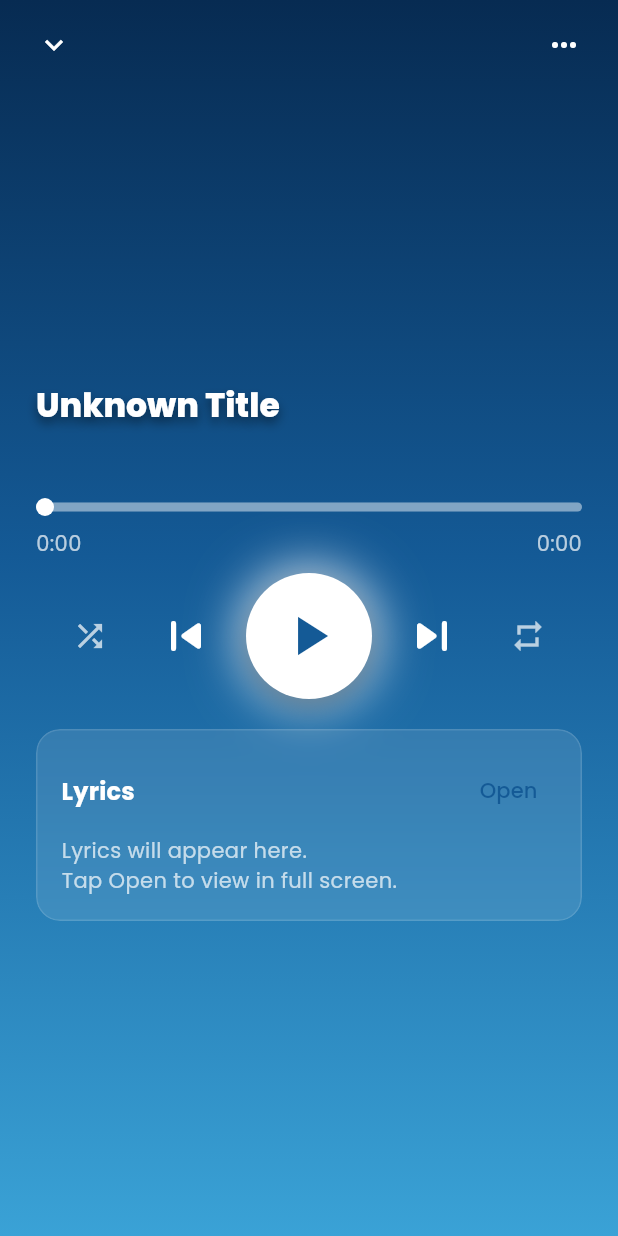
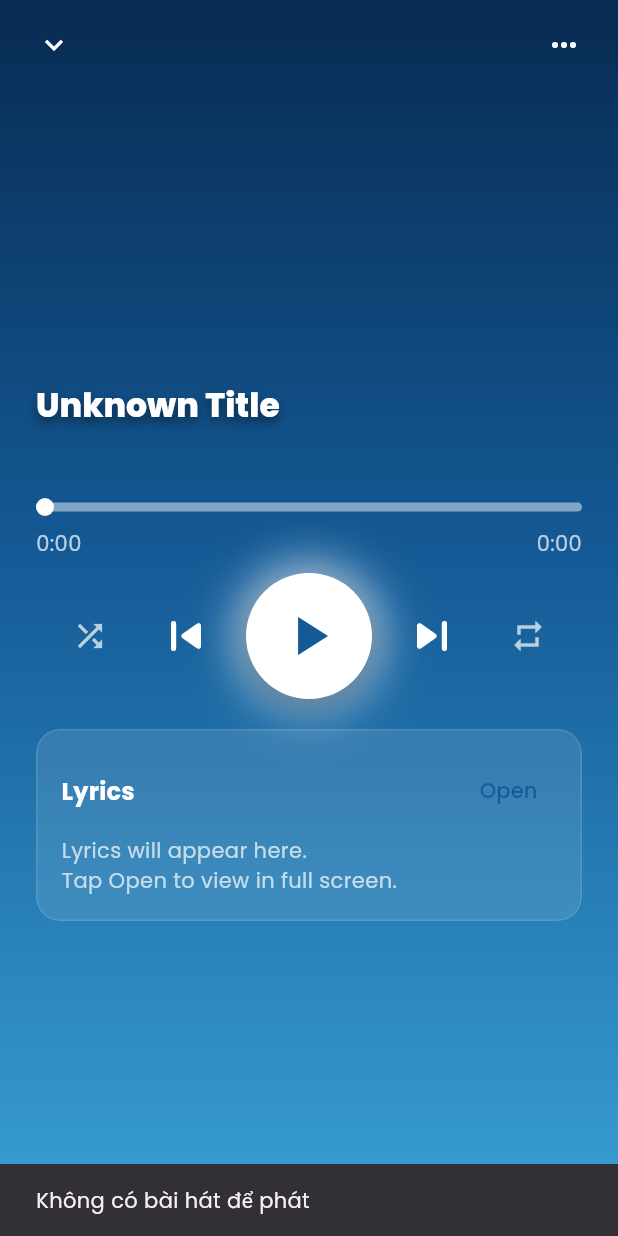
Before and after one commit to NguyenTrungHieu1534/DACN_Flutter, a Flutter app: the PlayerScreen screen opened directly, after a tap on the "play arrow" icon, on a phone screen of 412 x 824 dp. Run offline on Flutter 3.47's test engine with Material 3 defaults, Android fonts, the phone set to English and light mode, and no system bars; our stand-ins replace audio_service, connectivity_plus, google_fonts, image_picker, internet_connection_checker, just_audio and 5 more; missing offline and left inert: audio_session; accounts and stored records are empty; network calls fail.

Commit message:
chinh lai nut play

```diff
--- a/DACN/lib/screens/player_screen.dart
+++ b/DACN/lib/screens/player_screen.dart
@@ -2,6 +2,8 @@ import 'dart:ui';
 import 'package:flutter/material.dart';
 import '../models/songs.dart';
 import '../theme/app_theme.dart';
+import 'package:provider/provider.dart';
+import '../models/AudioPlayerProvider.dart';
 
 class PlayerScreen extends StatefulWidget {
   /// You can either pass a [Songs] object via [song], or provide [title]/[subtitle]/[imageUrl]/[heroTag] manually.
@@ -258,12 +260,35 @@ class _PlayerScreenState extends State<PlayerScreen>
                                 ),
                               ],
                             ),
-                            child: IconButton(
-                              icon: const Icon(Icons.play_arrow),
+                            child: Consumer<AudioPlayerProvider>(
+                              builder: (context, player, _) {
+                              final isPlaying = player.isPlaying;
+                                return IconButton(
+                              icon: Icon(isPlaying ? Icons.pause : Icons.play_arrow),
                               color: AppColors.oceanBlue,
                               iconSize: 44,
-                              onPressed: () {},
-                            ),
+                              onPressed: () async {
+                              final currentSong = widget.song;
+                              // Nếu chưa có bài hát nào đang phát
+                              if (currentSong == null) {
+                                ScaffoldMessenger.of(context).showSnackBar(
+                                const SnackBar(content: Text('Không có bài hát để phát')),
+                                );
+                              return;
+                              }
+        // Nếu đã có bài đang phát, toggle Play/Pause
+        if (player.currentPlaying != null &&
+            player.currentPlaying!.id == currentSong.id) {
+          await player.togglePlayPause();
+        } else {
+          // Nếu là bài mới → phát bài đó
+          await player.playSong(currentSong);
+        }
+      },
+    );
+  },
+),
+
                           ),
 
                           IconButton(
@@ -398,7 +423,7 @@ class _ChillSlider extends StatelessWidget {
                       ],
                       stops: const [0.0, 0.5, 1.0],
                       transform:
-                          GradientTranslation(anim.value * rect.width, 0),
+                          GradientTranslation(dx: anim.value * rect.width, dy: 0),
                     ).createShader(rect);
                   },
                   blendMode: BlendMode.srcATop,
@@ -473,9 +498,10 @@ class LyricsScreen extends StatelessWidget {
 }
 
 class GradientTranslation extends GradientTransform {
-  const GradientTranslation(this.dx, this.dy);
+  const GradientTranslation({required this.dx, required this.dy});
   final double dx;
   final double dy;
+
   @override
   Matrix4 transform(Rect bounds, {TextDirection? textDirection}) {
     return Matrix4.identity()..translate(dx, dy);
--- a/DACN/pubspec.yaml
+++ b/DACN/pubspec.yaml
@@ -13,6 +13,7 @@ dependencies:
     sdk: flutter
   cupertino_icons: ^1.0.8
   http: ^1.2.2
+  audioplayers: ^6.1.0
   google_fonts: ^6.2.1
   shared_preferences: ^2.2.3
   convex_bottom_bar: ^3.2.0
```
Also changed, not shown: DACN/lib/models/AudioPlayerProvider.dart (+18 -15 lines), DACN/pubspec.lock, 2 other files.
